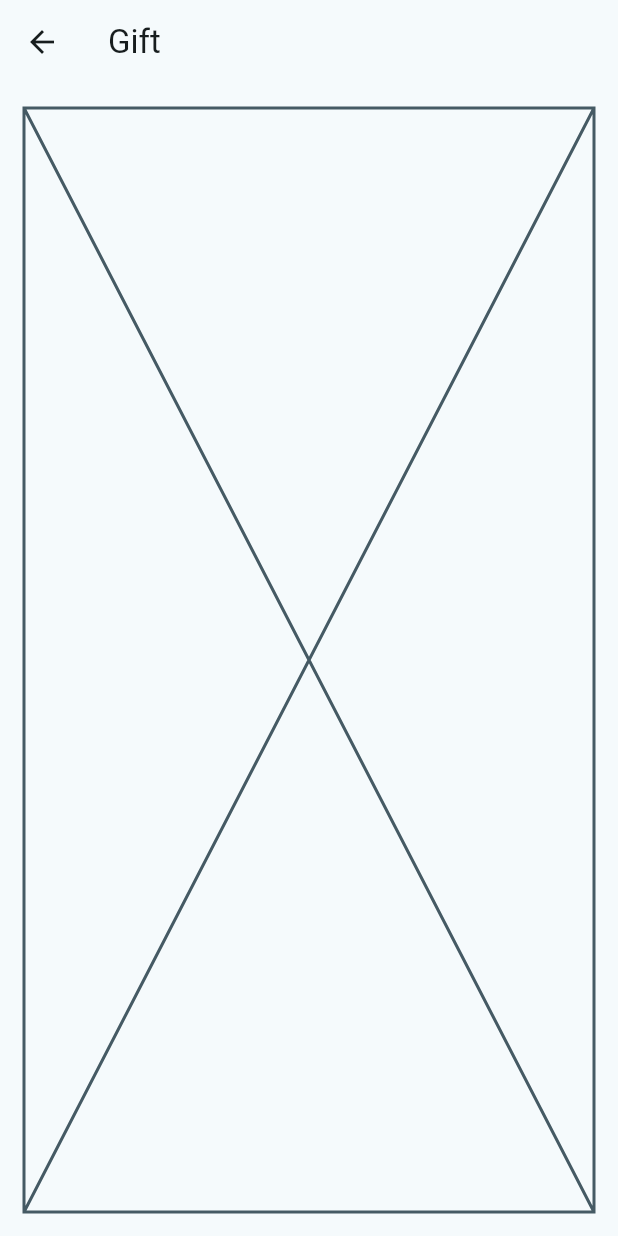
After one commit to RobinKlim/birthday_planer, a Flutter app: the GiftDetailPage screen opened directly, on a phone screen of 412 x 824 dp. The commit adds this screen. Run offline on Flutter 3.47's test engine with Material 3 defaults, Android fonts, the phone set to English and light mode, and no system bars; our stand-ins replace isar; missing offline and left inert: dart:ffi; accounts and stored records are empty; generated files the repository leaves out were written again.

Commit message:
gift page

```diff
--- a/lib/models/friend.dart
+++ b/lib/models/friend.dart
@@ -1,4 +1,3 @@
-import 'package:birthday_planer/models/gift.dart';
 import 'package:isar/isar.dart';
 
 // this file is needed to generate file
--- a/lib/models/gift.dart
+++ b/lib/models/gift.dart
@@ -1,4 +1,6 @@
 // import 'package:birthday_planer/models/friend.dart';
+import 'dart:ffi';
+
 import 'package:isar/isar.dart';
 
 // this file is needed to generate file
@@ -10,11 +12,15 @@ class Gift {
   Id id = Isar.autoIncrement;
   String name;
   String? url;
+  String? description;
+  int? priceInEuro;
   // List<Friend>? assignedFriends;
 
   Gift({
     required this.name,
+    this.description,
     this.url,
+    this.priceInEuro,
     //  this.assignedFriends,
   });
 }
--- a/lib/pages/friends_list_page.dart
+++ b/lib/pages/Friends/friends_list_page.dart
@@ -1,4 +1,4 @@
-import 'package:birthday_planer/pages/add_friend_page.dart';
+import 'package:birthday_planer/pages/Friends/add_friend_page.dart';
 import 'package:flutter/material.dart';
 import 'package:birthday_planer/widgets/friend_list_item.dart';
 import 'package:birthday_planer/models/friend.dart';
--- /dev/null
+++ b/lib/pages/Gifts/gift_detail.page.dart
@@ -0,0 +1,21 @@
+import 'package:flutter/material.dart';
+
+class GiftDetailPage extends StatefulWidget {
+  @override
+  State<GiftDetailPage> createState() => _GiftDetailPageState();
+}
+
+class _GiftDetailPageState extends State<GiftDetailPage> {
+  @override
+  Widget build(BuildContext context) {
+    return Scaffold(
+      appBar: AppBar(
+        title: Text("Gift"),
+      ),
+      body: Padding(
+        padding: const EdgeInsets.all(16.0),
+        child: Placeholder(),
+      ),
+    );
+  }
+}
--- a/lib/widgets/friend_list_item.dart
+++ b/lib/widgets/friend_list_item.dart
@@ -1,4 +1,4 @@
-import 'package:birthday_planer/pages/friend_detail_page.dart';
+import 'package:birthday_planer/pages/Friends/friend_detail_page.dart';
 import 'package:flutter/material.dart';
 import 'package:birthday_planer/models/friend.dart';
 import 'package:intl/intl.dart';
@@ -22,8 +22,7 @@ class FriendListItem extends StatelessWidget {
         onTap: () {
           Navigator.push(
             context,
-            MaterialPageRoute(
-                builder: (context) => FriendDetailPage(friend: friend)),
+            MaterialPageRoute(builder: (context) => FriendDetailPage(friend: friend)),
           );
         },
       ),
--- /dev/null
+++ b/lib/widgets/gift_list_item.dart
@@ -0,0 +1,37 @@
+import 'package:birthday_planer/pages/Gifts/gift_detail.page.dart';
+import 'package:flutter/material.dart';
+import 'package:birthday_planer/models/gift.dart';
+
+class GiftListItem extends StatelessWidget {
+  final Gift gift;
+
+  GiftListItem({required this.gift});
+
+  @override
+  Widget build(BuildContext context) {
+    return Card(
+      color: Theme.of(context).colorScheme.onPrimary,
+      shape: RoundedRectangleBorder(
+        borderRadius: BorderRadius.circular(8.0),
+      ),
+      child: ListTile(
+        title: Text(gift.name),
+        subtitle: Column(
+          crossAxisAlignment: CrossAxisAlignment.start,
+          children: <Widget>[
+            if (gift.description != null) Text(gift.description!),
+            if (gift.url != null) Text(gift.url!),
+            if (gift.priceInEuro != null) Text('${gift.priceInEuro!.toString()}€'),
+          ],
+        ),
+        trailing: Icon(Icons.navigate_next),
+        onTap: () {
+          Navigator.push(
+            context,
+            MaterialPageRoute(builder: (context) => GiftDetailPage()),
+          );
+        },
+      ),
+    );
+  }
+}
--- a/lib/widgets/navigation_widget.dart
+++ b/lib/widgets/navigation_widget.dart
@@ -1,7 +1,7 @@
 import 'package:flutter/material.dart';
 import 'package:birthday_planer/pages/calendar_page.dart';
-import 'package:birthday_planer/pages/friends_list_page.dart';
-import 'package:birthday_planer/pages/gift_list_page.dart';
+import 'package:birthday_planer/pages/Friends/friends_list_page.dart';
+import 'package:birthday_planer/pages/Gifts/gift_list_page.dart';
 
 class NavigationWidget extends StatefulWidget {
   const NavigationWidget({super.key});
```
Also changed, not shown: lib/pages/Friends/add_friend_page.dart (renamed from lib/pages/add_friend_page.dart, +10 -10 lines), lib/pages/Gifts/add_gift_page.dart (renamed from lib/pages/gift_page.dart, +54 -7 lines), lib/pages/Gifts/gift_list_page.dart (renamed from lib/pages/gift_list_page.dart, +4 -13 lines), lib/pages/Gifts/gift_select_friends_page.dart (renamed from lib/pages/select_friends_page.dart, +5 -5 lines), lib/models/gift.g.dart, lib/pages/Friends/friend_detail_page.dart (renamed from lib/pages/friend_detail_page.dart), lib/widgets/gift_list-item.dart (deleted).
